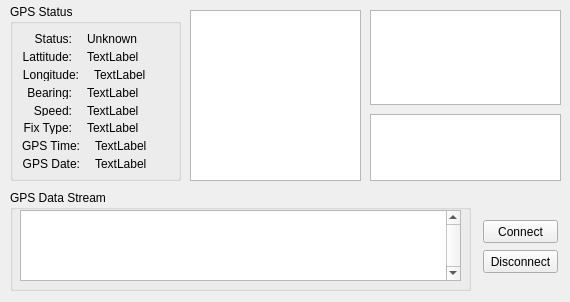
openpilot/OpenPilot, file ground/src/plugins/gpsdisplay/gpsdisplaywidget.ui: the form before one commit.
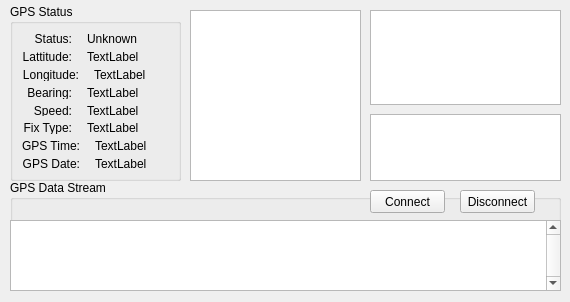
The form after the commit.

Commit message: OP-52 Update to the GPS Display gadget to make it compatible with Unix (Linux, MacOS). Please double-check it does not break Windows, I do not have a windows machine with me at the moment. Added raw data output in the widget.

What changed in the file:
```diff
--- a/ground/src/plugins/gpsdisplay/gpsdisplaywidget.ui
+++ b/ground/src/plugins/gpsdisplay/gpsdisplaywidget.ui
@@ -13,19 +13,6 @@
   <property name="windowTitle">
    <string>Form</string>
   </property>
-  <widget class="QPushButton" name="connectButton">
-   <property name="geometry">
-    <rect>
-     <x>483</x>
-     <y>220</y>
-     <width>75</width>
-     <height>23</height>
-    </rect>
-   </property>
-   <property name="text">
-    <string>Connect</string>
-   </property>
-  </widget>
   <widget class="QGraphicsView" name="gpsWorld">
    <property name="geometry">
     <rect>
@@ -93,19 +80,6 @@
     <string extracomment="Individual satellite information"/>
    </property>
   </widget>
-  <widget class="QPushButton" name="pushButton_2">
-   <property name="geometry">
-    <rect>
-     <x>483</x>
-     <y>250</y>
-     <width>75</width>
-     <height>23</height>
-    </rect>
-   </property>
-   <property name="text">
-    <string>Disconnect</string>
-   </property>
-  </widget>
   <widget class="QGroupBox" name="groupBox">
    <property name="geometry">
     <rect>
@@ -470,9 +444,9 @@
    <property name="geometry">
     <rect>
      <x>10</x>
-     <y>190</y>
-     <width>461</width>
-     <height>101</height>
+     <y>180</y>
+     <width>551</width>
+     <height>111</height>
     </rect>
    </property>
    <property name="sizePolicy">
@@ -487,14 +461,49 @@
    <widget class="QTextBrowser" name="textBrowser">
     <property name="geometry">
      <rect>
-      <x>10</x>
-      <y>20</y>
-      <width>441</width>
+      <x>0</x>
+      <y>40</y>
+      <width>551</width>
       <height>71</height>
      </rect>
     </property>
+    <property name="font">
+     <font>
+      <family>Courier New</family>
+      <pointsize>8</pointsize>
+     </font>
+    </property>
     <property name="verticalScrollBarPolicy">
      <enum>Qt::ScrollBarAlwaysOn</enum>
+    </property>
+    <property name="lineWrapMode">
+     <enum>QTextEdit::WidgetWidth</enum>
+    </property>
+   </widget>
+   <widget class="QPushButton" name="connectButton">
+    <property name="geometry">
+     <rect>
+      <x>360</x>
+      <y>10</y>
+      <width>75</width>
+      <height>23</height>
+     </rect>
+    </property>
+    <property name="text">
+     <string>Connect</string>
+    </property>
+   </widget>
+   <widget class="QPushButton" name="pushButton_2">
+    <property name="geometry">
+     <rect>
+      <x>450</x>
+      <y>10</y>
+      <width>75</width>
+      <height>23</height>
+     </rect>
+    </property>
+    <property name="text">
+     <string>Disconnect</string>
     </property>
    </widget>
   </widget>
```
The commit also changes 7 other files.
